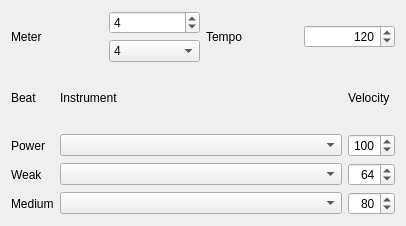
Qt form app/forms/metronome_settings.ui (slobodsky/mutra) before a commit.
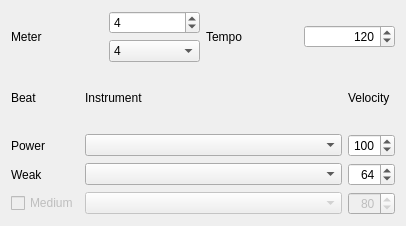
The same form after that commit.

Commit message: Quick & dirty recording button (with metronome). The piano roll doesn't updates.

The edit to the form file:
```diff
--- a/app/forms/metronome_settings.ui
+++ b/app/forms/metronome_settings.ui
@@ -115,6 +115,9 @@
      </item>
      <item row="3" column="2">
       <widget class="QSpinBox" name="MediumVelocity">
+       <property name="enabled">
+        <bool>false</bool>
+       </property>
        <property name="alignment">
         <set>Qt::AlignRight|Qt::AlignTrailing|Qt::AlignVCenter</set>
        </property>
@@ -139,13 +142,6 @@
      <item row="1" column="1">
       <widget class="QComboBox" name="PowerNote"/>
      </item>
-     <item row="3" column="0">
-      <widget class="QLabel" name="label_5">
-       <property name="text">
-        <string>Medium</string>
-       </property>
-      </widget>
-     </item>
      <item row="1" column="2">
       <widget class="QSpinBox" name="PowerVelocity">
        <property name="alignment">
@@ -182,7 +178,11 @@
       </widget>
      </item>
      <item row="3" column="1">
-      <widget class="QComboBox" name="MediumNote"/>
+      <widget class="QComboBox" name="MediumNote">
+       <property name="enabled">
+        <bool>false</bool>
+       </property>
+      </widget>
      </item>
      <item row="0" column="0">
       <widget class="QLabel" name="label_6">
@@ -205,6 +205,16 @@
        </property>
       </widget>
      </item>
+     <item row="3" column="0">
+      <widget class="QCheckBox" name="checkBox">
+       <property name="enabled">
+        <bool>false</bool>
+       </property>
+       <property name="text">
+        <string>Medium</string>
+       </property>
+      </widget>
+     </item>
     </layout>
    </item>
   </layout>
```
The commit also changes 12 other files.
